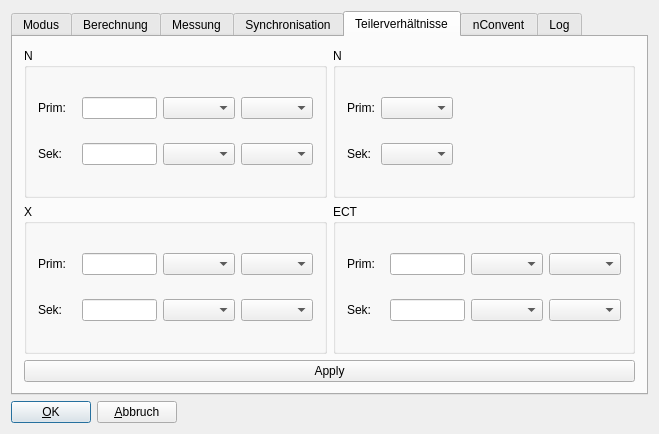
Before: the Qt Designer form wm3000i/confdialogbase.ui in ZeraGmbH/wm-project, drawn with Qt 5.
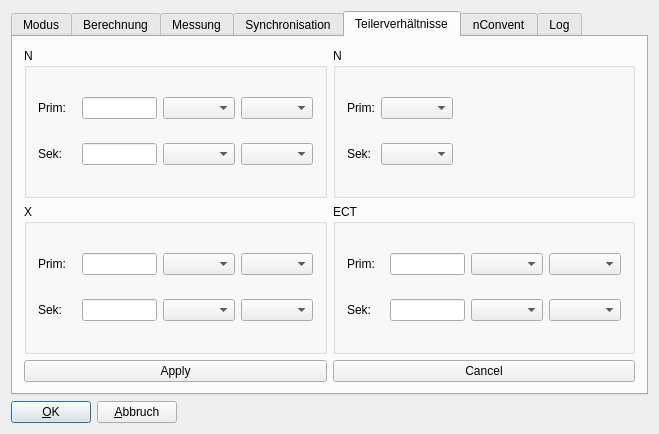
After: the same form once the commit is applied. The open tabs and pages were chosen to show the change. Custom widgets are drawn as their Qt base class.

Commit message: adds cancel button to ratio tab page and uses parent impl. for show Ratio

Diff of the .ui file:
```diff
--- a/wm3000i/confdialogbase.ui
+++ b/wm3000i/confdialogbase.ui
@@ -1257,11 +1257,22 @@
             </layout>
            </item>
            <item>
+            <layout class="QHBoxLayout" name="horizontalLayout_9">
+             <item>
             <widget class="QPushButton" name="RatioApplyPushButton">
              <property name="text">
               <string>Apply</string>
              </property>
             </widget>
+             </item>
+             <item>
+              <widget class="QPushButton" name="RatioCancelPushButton">
+               <property name="text">
+                <string>Cancel</string>
+               </property>
+              </widget>
+             </item>
+            </layout>
            </item>
           </layout>
          </item>
```
Left out of the diff: 2 changed lines with no effect on the pictures. Lines whose indentation alone changed are shown as unchanged. The commit also changes 8 other files.
